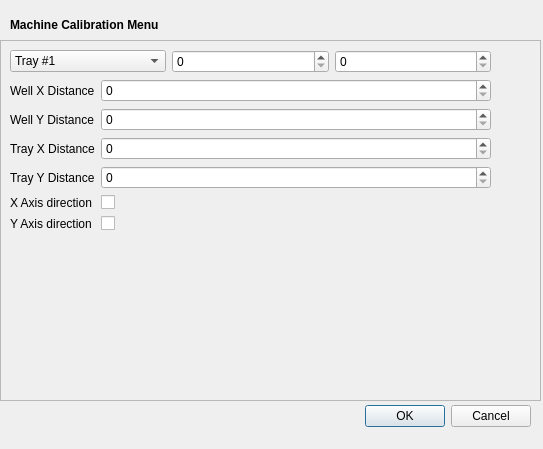
The window that calibrationdialog.ui (nrish/machine-interface-caltech) describes before a commit, drawn with Qt 5.
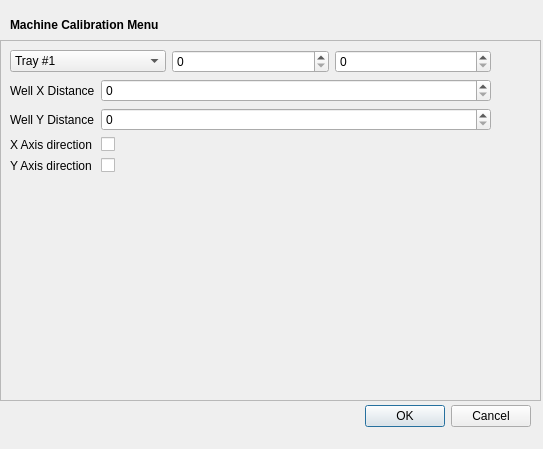
The same window after the commit.

```diff
--- a/calibrationdialog.ui
+++ b/calibrationdialog.ui
@@ -161,54 +161,27 @@
         <widget class="QSpinBox" name="wellYDist"/>
        </item>
        <item row="2" column="0">
-        <widget class="QLabel" name="label_3">
-         <property name="text">
-          <string>Tray X Distance</string>
-         </property>
-        </widget>
-       </item>
-       <item row="2" column="1">
-        <widget class="QSpinBox" name="trayXDist"/>
-       </item>
-       <item row="3" column="0">
-        <widget class="QLabel" name="label_4">
-         <property name="text">
-          <string>Tray Y Distance</string>
-         </property>
-        </widget>
-       </item>
-       <item row="3" column="1">
-        <widget class="QSpinBox" name="trayYDist">
-         <property name="sizePolicy">
-          <sizepolicy hsizetype="Minimum" vsizetype="Fixed">
-           <horstretch>0</horstretch>
-           <verstretch>0</verstretch>
-          </sizepolicy>
-         </property>
-        </widget>
-       </item>
-       <item row="4" column="0">
         <widget class="QLabel" name="label_6">
          <property name="text">
           <string>X Axis direction</string>
          </property>
         </widget>
        </item>
-       <item row="4" column="1">
+       <item row="2" column="1">
         <widget class="QCheckBox" name="xAxisDir">
          <property name="text">
           <string/>
          </property>
         </widget>
        </item>
-       <item row="5" column="0">
+       <item row="3" column="0">
         <widget class="QLabel" name="label_7">
          <property name="text">
           <string>Y Axis direction</string>
          </property>
         </widget>
        </item>
-       <item row="5" column="1">
+       <item row="3" column="1">
         <widget class="QCheckBox" name="yAxisDir">
          <property name="text">
           <string/>
```
